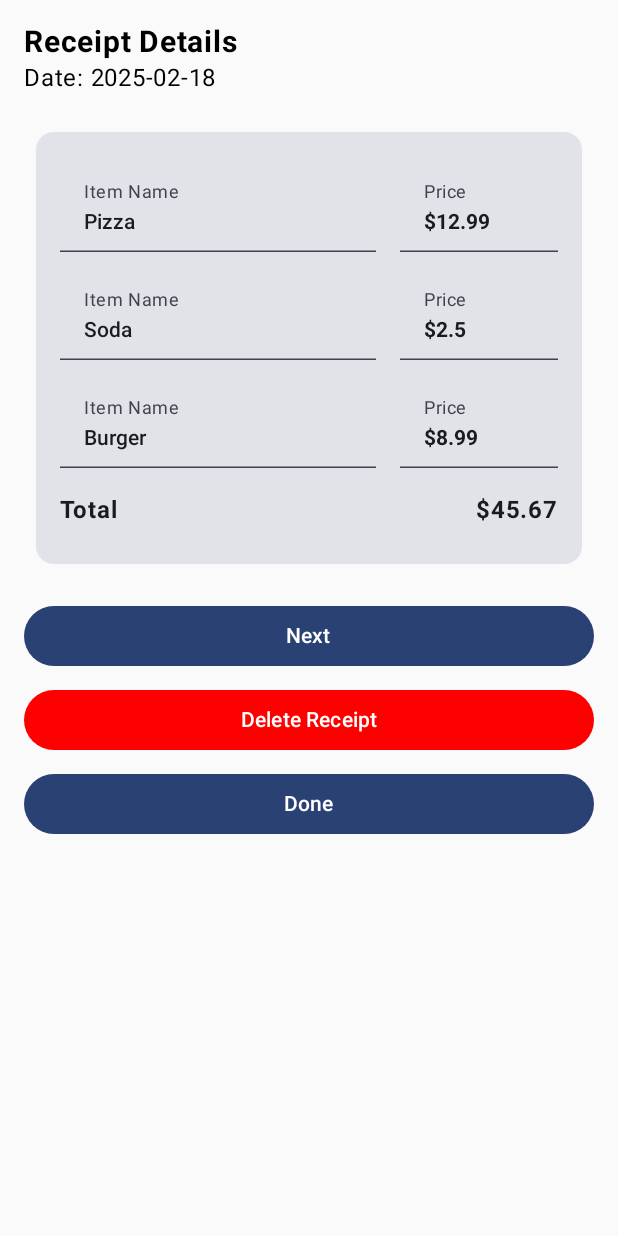
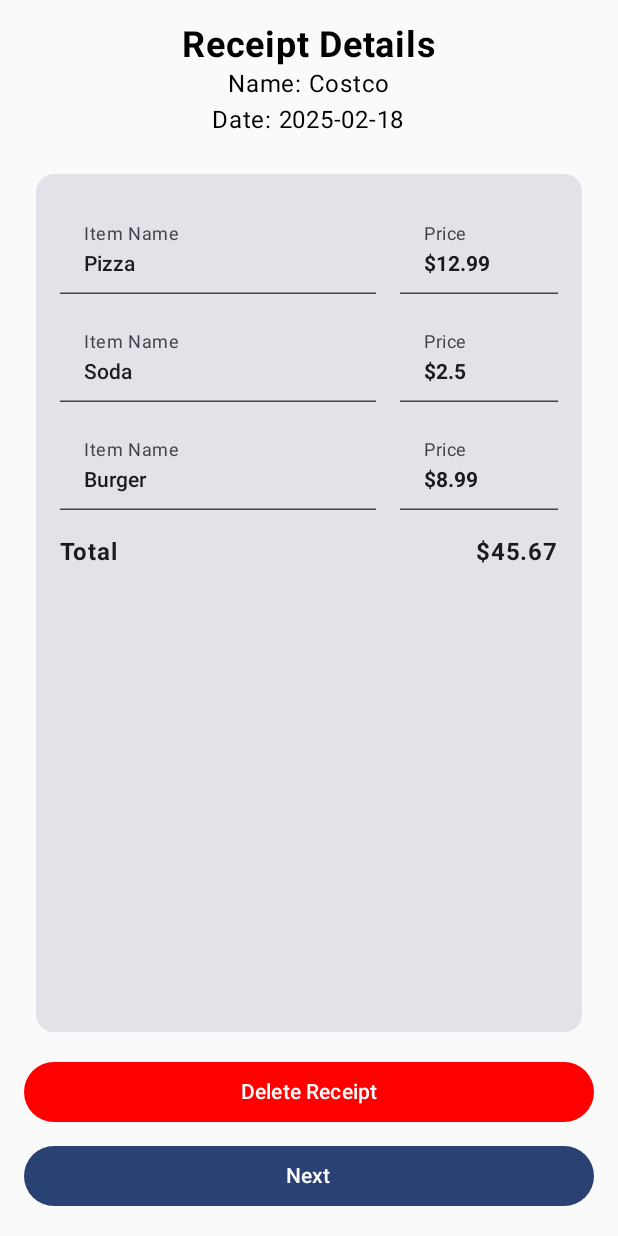
Before and after one commit to ryanhu021/splitr, an Android app built with Jetpack Compose: the screen it shows after launch (MainActivity), after a tap on "Edit Receipt", on a phone screen of 412 x 824 dp. Run offline under Robolectric (Android 15) with nearby library versions, the phone set to English and light mode, and no system bars; our stand-ins replace Room's generated code, livedata-compose; libraries missing offline, so code that uses them is left out: androidx.camera.core, androidx.camera.lifecycle, androidx.camera.view.

```diff
--- a/app/src/main/java/com/splitr/app/data/Parser.java
+++ b/app/src/main/java/com/splitr/app/data/Parser.java
@@ -11,7 +11,7 @@
 public class Parser {
 
     private static final Pattern PRICE_MATCHER = Pattern.compile("(?:^|[-–—])\\$?\\d{1,3}[.,]\\d{2}[-–—]?");
-    private static final Pattern DATE_MATCHER = Pattern.compile("\\b(?:\\d{4}[-/]\\d{1,2}[-/]\\d{1,2}|\\d{1,2}[-/]\\d{1,2}[-/]\\d{2,4})\\b\n");
+    private static final Pattern DATE_MATCHER = Pattern.compile("\\b(?:\\d{4}[-/]\\d{1,2}[-/]\\d{1,2}|\\d{1,2}[-/]\\d{1,2}[-/]\\d{2,4})\\b");
 
     public static ParserResult parseReceipt(Text text, int receiptId) {
         List<Item> items = new ArrayList<>();
--- a/app/src/main/java/com/splitr/app/ui/SplitrApp.kt
+++ b/app/src/main/java/com/splitr/app/ui/SplitrApp.kt
@@ -397,9 +397,11 @@
     Column(
         modifier = Modifier
             .fillMaxSize()
-            .padding(16.dp)
+            .padding(16.dp),
+        horizontalAlignment = Alignment.CenterHorizontally
     ) {
-        Text("Receipt Details", fontSize = 20.sp, fontWeight = FontWeight.Bold)
+        Text("Receipt Details", fontSize = 24.sp, fontWeight = FontWeight.Bold)
+        Text("Name: ${receiptWithItems.receipt.name}")
         Text("Date: ${receiptWithItems.receipt.date}")
 
         Spacer(modifier = Modifier.height(16.dp))
@@ -407,6 +409,7 @@
         Card(
             modifier = Modifier
                 .fillMaxWidth()
+                .weight(1F)
                 .padding(8.dp)
         ) {
             Column(modifier = Modifier.padding(16.dp)) {
@@ -439,17 +442,8 @@
             }
         }
 
-        Spacer(modifier = Modifier.height(16.dp))
-
-        Button(
-            modifier = Modifier.fillMaxWidth(),
-            onClick = { /* TODO: Implement collaborator edit action */
-                onNext(receiptWithItems.receipt.id)
-            }
-        ) {
-            Text("Next")
-        }
-
+        Box(modifier = Modifier.fillMaxWidth()) {
+            Column {
                 Spacer(modifier = Modifier.height(8.dp))
 
                 Button(
@@ -465,15 +459,16 @@
 
                 Spacer(modifier = Modifier.height(8.dp))
 
-        // Button to save changes
                 Button(
                     modifier = Modifier.fillMaxWidth(),
-            onClick = {
+                    onClick = { /* TODO: Implement collaborator edit action */
                         viewModel.updateItems(editableItems)
-                onDoneClick()
+                        onNext(receiptWithItems.receipt.id)
                     }
                 ) {
-            Text("Done")
+                    Text("Next")
+                }
+            }
         }
     }
 }
```
Lines whose indentation alone changed are shown as unchanged.
